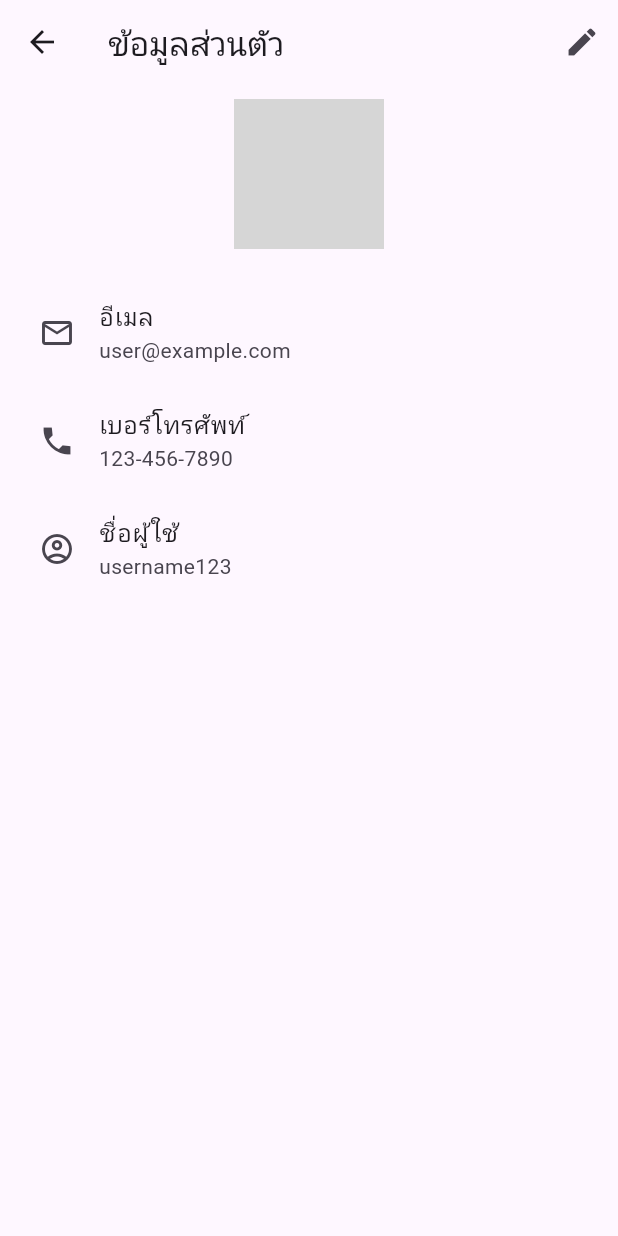
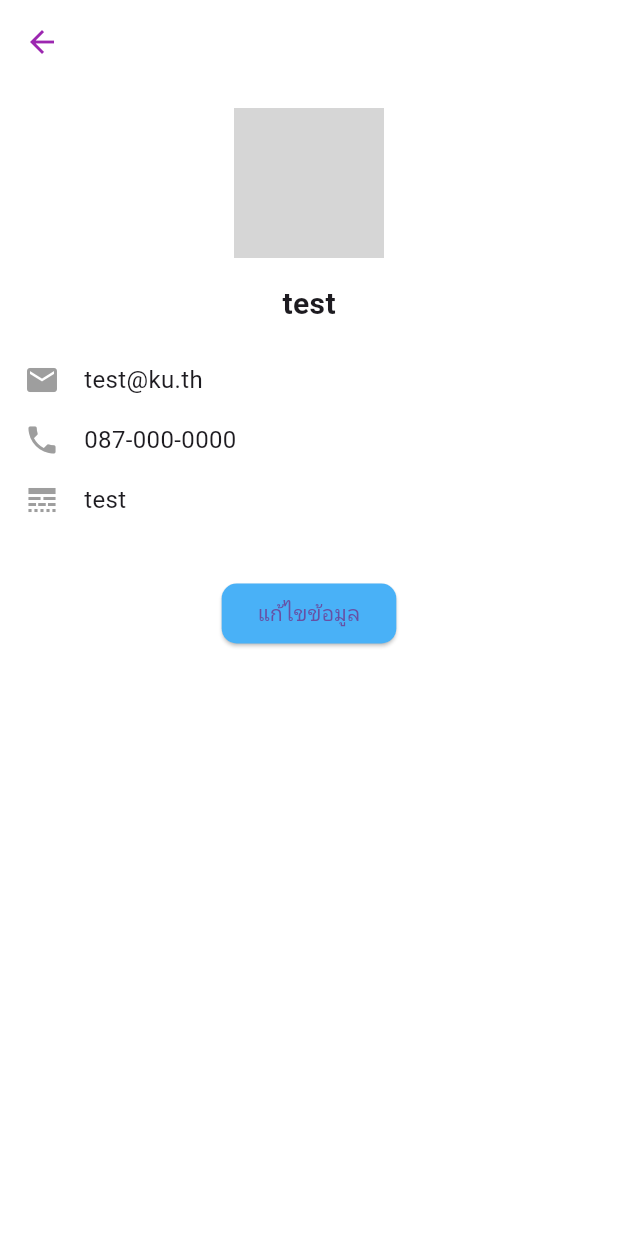
Before and after one commit to caster25/Dormitory-Booking-Application-Affiliated-with-University, a Flutter app: the Homepage screen opened directly, in the side drawer, after a tap on "ข้อมูลส่วนตัว", on a phone screen of 412 x 824 dp. Run offline on Flutter 3.47's test engine with Material 3 defaults, Android fonts, the phone set to English and light mode, and no system bars; our stand-ins replace curved_navigation_bar, ionicons; network calls fail; grey boxes are pictures that could not be loaded.

Commit message:
edit ui,add (review, dorm, edit profile)screen ,edit bug

```diff
--- a/lib/main.dart
+++ b/lib/main.dart
@@ -1,4 +1,4 @@
-import 'package:dorm_app/screen/home.dart';
+import 'package:dorm_app/screen/index.dart';
 import 'package:flutter/material.dart';
 
 
@@ -29,7 +29,7 @@ class _MyHomePageState extends State<MyHomePage> {
   Widget build(BuildContext context) {
     return Scaffold(
       appBar: AppBar(),
-      body: HomeScreen(),
+      body: IndexScreen(),
     );
   }
 }
--- a/lib/screen/dorm.dart
+++ b/lib/screen/dorm.dart
@@ -19,7 +19,7 @@ class DormScreen extends StatelessWidget {
   @override
   Widget build(BuildContext context) {
     return Scaffold(
-      backgroundColor: const Color.fromARGB(255, 186, 176, 248),
+      backgroundColor: Color.fromARGB(255, 255, 255, 255),
       body: SingleChildScrollView(
         child: Padding(
           padding: const EdgeInsets.all(16.0),
@@ -27,7 +27,8 @@ class DormScreen extends StatelessWidget {
             crossAxisAlignment: CrossAxisAlignment.start,
             children: [
               Container(
-                padding: const EdgeInsets.symmetric(horizontal: 16, vertical: 8),
+                padding:
+                    const EdgeInsets.symmetric(horizontal: 16, vertical: 8),
                 decoration: BoxDecoration(
                   color: Colors.white,
                   borderRadius: BorderRadius.circular(10),
@@ -62,7 +63,7 @@ class DormScreen extends StatelessWidget {
                     padding: const EdgeInsets.symmetric(vertical: 8.0),
                     child: Container(
                       decoration: BoxDecoration(
-                        color: const Color.fromARGB(255, 255, 255, 255),
+                        color: Color.fromARGB(255, 241, 229, 255),
                         borderRadius: BorderRadius.circular(10),
                       ),
                       child: Column(
@@ -71,9 +72,11 @@ class DormScreen extends StatelessWidget {
                           Container(
                             height: 180,
                             decoration: BoxDecoration(
-                              borderRadius: const BorderRadius.vertical(top: Radius.circular(10)),
+                              borderRadius: const BorderRadius.vertical(
+                                  top: Radius.circular(10)),
                               image: DecorationImage(
-                                image: NetworkImage('https://images.pexels.com/photos/1402787/pexels-photo-1402787.jpeg?auto=compress&cs=tinysrgb&w=1260&h=750&dpr=2'),
+                                image: NetworkImage(
+                                    'https://encrypted-tbn0.gstatic.com/images?q=tbn:ANd9GcTzmmPFs5rDiVo_R3ivU_J_-CaQGyvJj-ADNQ&s'),
                                 fit: BoxFit.cover,
                               ),
                             ),
@@ -95,7 +98,7 @@ class DormScreen extends StatelessWidget {
                                 const SizedBox(height: 4),
                                 Text(
                                   'คะแนน 2.5/5',
-                                  style: TextStyle(color: Colors.white),
+                                  style: TextStyle(color: Colors.red),
                                 ),
                               ],
                             ),
@@ -114,18 +117,27 @@ class DormScreen extends StatelessWidget {
   }
 }
 
-
 class FilterButton extends StatelessWidget {
   final String text;
-  const FilterButton({required this.text});
+  final Color backgroundColor;
+  final Color textColor;
+  final Color borderColor;
+
+  const FilterButton({
+    required this.text,
+    this.backgroundColor = Colors.white,
+    this.textColor = Colors.purple,
+    this.borderColor = Colors.pink,
+  });
 
   @override
-  Widget build(BuildContext context) {
+Widget build(BuildContext context) {
     return ElevatedButton(
       onPressed: () {},
       style: ElevatedButton.styleFrom(
-        backgroundColor: Colors.amber,
+        foregroundColor: textColor, backgroundColor: backgroundColor,
         shape: RoundedRectangleBorder(borderRadius: BorderRadius.circular(10)),
+        side: BorderSide(color: borderColor),
       ),
       child: Text(text),
     );
--- a/lib/screen/favorites.dart
+++ /dev/null
@@ -1,12 +0,0 @@
-import 'package:flutter/material.dart';
-
-class FavoritesScreen extends StatelessWidget {
-  const FavoritesScreen({super.key});
-
-  @override
-  Widget build(BuildContext context) {
-    return Scaffold(
-
-    );
-  }
-}
--- a/lib/screen/feeds.dart
+++ b/lib/screen/feeds.dart
@@ -17,7 +17,7 @@ class FeedsScreen extends StatelessWidget {
   @override
   Widget build(BuildContext context) {
     return Scaffold(
-      backgroundColor: Color.fromARGB(255, 186, 176, 248),
+      backgroundColor: Color.fromARGB(255, 255, 255, 255),
       body: SingleChildScrollView(
         child: Padding(
           padding: const EdgeInsets.all(0),
@@ -27,7 +27,7 @@ class FeedsScreen extends StatelessWidget {
               Stack(
                 children: [
                   Container(
-                    margin: const EdgeInsets.only(top:0),
+                    margin: const EdgeInsets.only(top: 0),
                     width: double.infinity,
                     height: 300,
                     decoration: BoxDecoration(
@@ -109,7 +109,7 @@ class FeedsScreen extends StatelessWidget {
                         margin: const EdgeInsets.only(right: 16),
                         width: 200,
                         decoration: BoxDecoration(
-                          color: Colors.white,
+                          color: const Color.fromARGB(255, 241, 229, 255),
                           borderRadius: BorderRadius.circular(20),
                         ),
                         child: Column(
--- a/lib/screen/homepage.dart
+++ b/lib/screen/homepage.dart
@@ -1,10 +1,10 @@
+import 'package:dorm_app/screen/review.dart';
 import 'package:dorm_app/screen/user.dart';
 import 'package:flutter/material.dart';
 import 'package:curved_navigation_bar/curved_navigation_bar.dart';
 import 'package:dorm_app/screen/dorm.dart';
-import 'package:dorm_app/screen/favorites.dart';
 import 'package:dorm_app/screen/feeds.dart';
-import 'package:dorm_app/screen/home.dart';
+import 'package:dorm_app/screen/index.dart';
 import 'package:dorm_app/screen/notification.dart';
 import 'package:dorm_app/screen/profile.dart';
 
@@ -46,7 +46,7 @@ class NavigationDrawer extends StatelessWidget {
             CircleAvatar(
               radius: 52,
               backgroundImage: NetworkImage(
-                  'https://images.pexels.com/photos/1402787/pexels-photo-1402787.jpeg?auto=compress&cs=tinysrgb&w=1260&h=750&dpr=2'), // Update with actual URL
+                  'https://encrypted-tbn0.gstatic.com/images?q=tbn:ANd9GcTzmmPFs5rDiVo_R3ivU_J_-CaQGyvJj-ADNQ&s'), // Update with actual URL
             ),
             SizedBox(height: 12),
             Text(
@@ -63,7 +63,7 @@ class NavigationDrawer extends StatelessWidget {
 
   Widget buildMenuItems(BuildContext context) => Container(
         padding: const EdgeInsets.all(24),
-        color: const Color.fromARGB(255, 241, 229, 255),
+        color: Color.fromARGB(255, 252, 252, 252),
         child: Wrap(
           runSpacing: 16,
           children: [
@@ -72,7 +72,7 @@ class NavigationDrawer extends StatelessWidget {
               icon: Icons.person,
               text: 'ข้อมูลส่วนตัว',
               onTap: () => Navigator.of(context).pushReplacement(
-                MaterialPageRoute(builder: (context) => const User()),
+                MaterialPageRoute(builder: (context) => UserScreen()),
               ),
             ),
             buildMenuItem(
@@ -99,8 +99,9 @@ class NavigationDrawer extends StatelessWidget {
                         child: const Text('ยกเลิก'),
                       ),
                       TextButton(
-                        onPressed: () => Navigator.of(context).pushReplacement(
-                          MaterialPageRoute(builder: (context) => const HomeScreen()),
+                        onPressed: () => Navigator.of(context).pushAndRemoveUntil(
+                          MaterialPageRoute(builder: (context) => const IndexScreen()),
+                          (Route<dynamic> route) => false,
                         ),
                         child: const Text('ยืนยัน'),
                       ),
@@ -129,59 +130,9 @@ class _HomepageState extends State<Homepage> {
   final List<Widget> _screens = [
     const FeedsScreen(), // หน้าแรก
     const DormScreen(), // หอพัก
-    const FavoritesScreen(), // รายการที่ชอบ
+    const ReviewScreen(), // รีวิวหอพัก
     const ProfileScreen(), // โปรไฟล์
   ];
-
-  AppBar? getAppBar(int index) {
-    switch (index) {
-      case 0:
-        return AppBar(
-          title: const Text('หน้าแรก'),
-          actions: [
-            IconButton(
-              onPressed: () => Navigator.push(context, MaterialPageRoute(builder: (context) {
-                return const NotificationScreen();
-              })),
-              icon: const Icon(Icons.notifications),
-            ),
-          ],
-          backgroundColor: const Color.fromARGB(255, 153, 85, 240),
-        );
-      case 1:
-        return AppBar(
-          title: const Text('รายการหอพัก'),
-          actions: [
-            IconButton(
-              onPressed: () => Navigator.push(context, MaterialPageRoute(builder: (context) {
-                return const NotificationScreen();
-              })),
-              icon: const Icon(Icons.notifications),
-            ),
-          ],
-          backgroundColor: const Color.fromARGB(255, 153, 85, 240),
-        );
-      case 2:
-        return AppBar(
-          title: const Text('รายการที่ชอบ'),
-          actions: [
-            IconButton(
-              onPressed: () => Navigator.push(context, MaterialPageRoute(builder: (context) {
-                return const NotificationScreen();
-              })),
-              icon: const Icon(Icons.notifications),
-            ),
-          ],
-          backgroundColor: const Color.fromARGB(255, 153, 85, 240),
-        );
-      case 3:
-        return null; // No AppBar for the Profile tab
-      default:
-        return AppBar(
-          title: const Text('หน้าแรก'),
-        );
-    }
-  }
 
   @override
   Widget build(BuildContext context) {
@@ -190,7 +141,7 @@ class _HomepageState extends State<Homepage> {
       onWillPop: () async => false,
       child: Scaffold(
         appBar: index != 3 ? getAppBar(index) : null, // Hide AppBar in Profile tab
-        backgroundColor: const Color.fromARGB(255, 186,176,248),
+        backgroundColor: Color.fromARGB(255, 255, 255, 255),
         drawer: index != 3 ? const NavigationDrawer() : null, // Hide NavigationDrawer in Profile tab
         body: IndexedStack(
           index: index,
@@ -225,4 +176,34 @@ class _HomepageState extends State<Homepage> {
       ),
     );
   }
+
+  AppBar getAppBar(int index) {
+    switch (index) {
+      case 0:
+        return AppBar(
+          title: const Text('หน้าแรก'),
+        );
+      case 1:
+        return AppBar(
+          title: const Text('หอพัก'),
+        );
+      case 2:
+        return AppBar(
+          title: const Text('รีวิวหอพัก'),
+        );
+      default:
+        return AppBar(
+          title: const Text('ข้อมูลส่วนตัว'),
+        );
+    }
+  }
 }
+
+void main() {
+  runApp(MaterialApp(
+    home: const Homepage(),
+    theme: ThemeData(
+      primaryColor: const Color.fromARGB(255, 241, 229, 255),
+    ),
+  ));
+}
--- a/lib/screen/home.dart
+++ b/lib/screen/index.dart
@@ -3,8 +3,8 @@ import 'package:dorm_app/screen/register.dart';
 import 'package:dorm_app/screen/role.dart';
 import 'package:flutter/material.dart';
 
-class HomeScreen extends StatelessWidget {
-  const HomeScreen({super.key});
+class IndexScreen extends StatelessWidget {
+  const IndexScreen({super.key});
 
   @override
   Widget build(BuildContext context) {
--- a/lib/screen/login.dart
+++ b/lib/screen/login.dart
@@ -2,6 +2,7 @@ import 'package:dorm_app/screen/homepage.dart';
 import 'package:flutter/material.dart';
 
 class LoginScreen extends StatefulWidget {
+  const LoginScreen({Key? Key});
   @override
   _LoginScreenState createState() => _LoginScreenState();
 }
--- a/lib/screen/profile.dart
+++ b/lib/screen/profile.dart
@@ -2,7 +2,16 @@ import 'package:dorm_app/screen/user.dart';
 import 'package:dorm_app/screen/homepage.dart';
 import 'package:flutter/material.dart';
 import 'package:ionicons/ionicons.dart';
+class MyApp extends StatelessWidget {
+  const MyApp({super.key});
 
+  @override
+  Widget build(BuildContext context) {
+    return MaterialApp(
+      home: ProfileScreen(),
+    );
+  }
+}
 
 class ProfileScreen extends StatelessWidget {
   const ProfileScreen({super.key});
@@ -10,54 +19,97 @@ class ProfileScreen extends StatelessWidget {
   @override
   Widget build(BuildContext context) {
     return Scaffold(
+      backgroundColor: Color.fromARGB(255, 250, 250, 250),
       appBar: AppBar(
-        title: const Text('หอพัก'), // "Dormitory" in Thai
-        backgroundColor: const Color.fromARGB(255, 153, 85, 240),
+        backgroundColor: Colors.transparent,
+        elevation: 0,
+        iconTheme: IconThemeData(color: Colors.purple),
       ),
-      body: SingleChildScrollView(
-        child: Padding(
-          padding: const EdgeInsets.all(24),
+      body: Padding(
+        padding: const EdgeInsets.all(16.0),
         child: Column(
-            crossAxisAlignment: CrossAxisAlignment.stretch,
+          crossAxisAlignment: CrossAxisAlignment.start,
           children: [
-              Wrap(
-                runSpacing: 16,
+            Row(
               children: [
-                  ListTile(
-                    leading: const Icon(Icons.person),
-                    title: const Text('ข้อมูลส่วนตัว'), // "Personal Information" in Thai
-                    onTap: () {
-                      Navigator.of(context).pushReplacement(MaterialPageRoute(
-                        builder: (context) => const User(),
-                      ));
-                    },
+                CircleAvatar(
+
+                  backgroundImage: NetworkImage('https://encrypted-tbn0.gstatic.com/images?q=tbn:ANd9GcTzmmPFs5rDiVo_R3ivU_J_-CaQGyvJj-ADNQ&s'),
                 ),
-                  ListTile(
-                    leading: const Icon(Ionicons.heart_circle_outline),
-                    title: const Text('หอพักที่ถูกใจ'), // "Favorite Dormitories" in Thai
-                    onTap: () {
-                      // Add your onTap logic here
-                    },
+                SizedBox(width: 16),
+                Column(
+                  crossAxisAlignment: CrossAxisAlignment.start,
+                  children: [
+                    Text('สวัสดีค่ะ คุณ ....',
+                      style: TextStyle(
+                        fontSize: 16,
+                        fontWeight: FontWeight.bold,
                       ),
-                  ListTile(
-                    leading: const Icon(Icons.settings),
-                    title: const Text('การตั้งค่า'), // "Settings" in Thai
-                    onTap: () {
-                      // Add your onTap logic here
-                    },
                     ),
-                  ListTile(
-                    leading: const Icon(Icons.notifications),
-                    title: const Text('การแจ้งเตือน'), // "Notifications" in Thai
-                    onTap: () {
-                      // Add your onTap logic here
-                    },
+                    Text('หอพักบ้านแสนสุข'),
+                  ],
+                ),
+              ],
+            ),
+            SizedBox(height: 16),
+            Container(
+              height: 180,
+              decoration: BoxDecoration(
+                borderRadius: BorderRadius.circular(10),
+                image: DecorationImage(
+                  image: NetworkImage('https://encrypted-tbn0.gstatic.com/images?q=tbn:ANd9GcTzmmPFs5rDiVo_R3ivU_J_-CaQGyvJj-ADNQ&s'),
+                  fit: BoxFit.cover,
+                ),
+              ),
+            ),
+            SizedBox(height: 16),
+            Column(
+              children: [
+                MenuItem(
+                  icon: Icons.info_outline,
+                  text: 'รายละเอียดหอพักของคุณ',
+                ),
+                MenuItem(
+                  icon: Icons.favorite_border,
+                  text: 'หอพักที่ถูกใจ',
+                ),
+                MenuItem(
+                  icon: Icons.settings,
+                  text: 'การตั้งค่า',
+                ),
+                MenuItem(
+                  icon: Icons.notifications_none,
+                  text: 'แจ้งเตือน',
                 ),
               ],
             ),
           ],
         ),
       ),
+
+    );
+  }
+}
+
+class MenuItem extends StatelessWidget {
+  final IconData icon;
+  final String text;
+
+  const MenuItem({required this.icon, required this.text});
+
+  @override
+  Widget build(BuildContext context) {
+    return Padding(
+      padding: const EdgeInsets.symmetric(vertical: 8.0),
+      child: Row(
+        children: [
+          Icon(icon, color: Colors.grey),
+          SizedBox(width: 16),
+          Text(
+            text,
+            style: TextStyle(fontSize: 16),
+          ),
+        ],
       ),
     );
   }
--- /dev/null
+++ b/lib/screen/review.dart
@@ -0,0 +1,105 @@
+import 'package:flutter/material.dart';
+
+class ReviewScreen extends StatelessWidget {
+  const ReviewScreen({super.key});
+
+  @override
+  Widget build(BuildContext context) {
+    return DefaultTabController(
+      length: 2,
+      child: Scaffold(
+        backgroundColor: Color.fromARGB(255, 255, 255, 255),
+        body: Column(
+          children: [
+            Container(
+              color: Color.fromARGB(255, 241, 229, 255),
+              child: const TabBar(
+                indicatorColor: Colors.purple,
+                labelColor: Colors.purple,
+                unselectedLabelColor: Colors.grey,
+                tabs: [
+                  Tab(text: 'อ่านรีวิว'),
+                  Tab(text: 'รีวิวหอพัก'),
+                ],
+              ),
+            ),
+            Expanded(
+              child: TabBarView(
+                children: [
+                  ListView.builder(
+                    padding: const EdgeInsets.all(16),
+                    itemCount: 3, // Update with actual item count
+                    itemBuilder: (context, index) {
+                      return Padding(
+                        padding: const EdgeInsets.symmetric(vertical: 8.0),
+                        child: Container(
+                          decoration: BoxDecoration(
+                            color: const Color.fromARGB(255, 241, 229, 255),
+                            borderRadius: BorderRadius.circular(10),
+                          ),
+                          child: Padding(
+                            padding: const EdgeInsets.all(16.0),
+                            child: Column(
+                              crossAxisAlignment: CrossAxisAlignment.start,
+                              children: [
+                                Row(
+                                  children: [
+                                    CircleAvatar(
+                                      backgroundImage: NetworkImage(
+                                        'https://encrypted-tbn0.gstatic.com/images?q=tbn:ANd9GcTzmmPFs5rDiVo_R3ivU_J_-CaQGyvJj-ADNQ&s'
+                                        ),
+                                    ),
+                                    const SizedBox(width: 8),
+                                    Column(
+                                      crossAxisAlignment: CrossAxisAlignment.start,
+                                      children: const [
+                                        Text(
+                                          'User Name',
+                                          style: TextStyle(fontWeight: FontWeight.bold),
+                                        ),
+                                        Text('14 ม.ค. 2567'),
+                                      ],
+                                    ),
+                                  ],
+                                ),
+                                const SizedBox(height: 8),
+                                Text('หอพักดี ประเมินมากกก...'),
+                                const SizedBox(height: 8),
+                                Row(
+                                  mainAxisAlignment: MainAxisAlignment.spaceBetween,
+                                  children: [
+                                    Row(
+                                      children: const [
+                                        Icon(Icons.thumb_up, color: Colors.blue),
+                                        SizedBox(width: 4),
+                                        Text('30 คน'),
+                                      ],
+                                    ),
+                                    Row(
+                                      children: const [
+                                        Icon(Icons.comment, color: Colors.grey),
+                                        SizedBox(width: 4),
+                                        Text('ตอบกลับ (15)'),
+                                      ],
+                                    ),
+                                  ],
+                                ),
+                              ],
+                            ),
+                          ),
+                        ),
+                      );
+                    },
+                  ),
+                  Center(
+                    child: Text('รีวิวหอพัก'),
+                  ),
+                ],
+              ),
+            ),
+          ],
+        ),
+      ),
+    );
+  }
+}
--- a/lib/screen/user.dart
+++ b/lib/screen/user.dart
@@ -1,55 +1,97 @@
 import 'package:dorm_app/screen/edituser.dart';
+import 'package:dorm_app/screen/homepage.dart';
 import 'package:flutter/material.dart';
 
-class User extends StatelessWidget {
-  const User({super.key});
-
+class UserScreen extends StatelessWidget {
   @override
   Widget build(BuildContext context) {
     return Scaffold(
+      backgroundColor: Color.fromARGB(255, 255, 255, 255),
       appBar: AppBar(
-        title: const Text('ข้อมูลส่วนตัว'),
-        actions: [
-          IconButton(
-            icon: const Icon(Icons.edit),
-            onPressed: () {
-              Navigator.push(context, MaterialPageRoute(builder: (context) => const EditUser()));
-            },
+        backgroundColor: Colors.transparent,
+        elevation: 0,
+        iconTheme: IconThemeData(color: Colors.purple),
+        leading: IconButton(
+          icon: Icon(Icons.arrow_back),
+          onPressed: () => Navigator.of(context).pushAndRemoveUntil(
+            MaterialPageRoute(builder: (context) => const Homepage()),
+            (route) => false,
           ),
-        ],
+        ),
       ),
       body: Padding(
-        padding: const EdgeInsets.all(10.0),
-        child: Center(
-          child: Column(
-            children: [
-              const CircleAvatar(
-                radius: 50,
-                backgroundImage: NetworkImage(
-                  'https://images.pexels.com/photos/1402787/pexels-photo-1402787.jpeg?auto=compress&cs=tinysrgb&w=1260&h=750&dpr=2', // URL ของรูปโปรไฟล์
+        padding: const EdgeInsets.all(16.0),
+        child: Column(
+          children: [
+            CircleAvatar(
+              radius: 50,
+              backgroundImage: NetworkImage(
+                  'https://encrypted-tbn0.gstatic.com/images?q=tbn:ANd9GcTzmmPFs5rDiVo_R3ivU_J_-CaQGyvJj-ADNQ&s'),
+            ),
+            SizedBox(height: 16),
+            Text(
+              'test',
+              style: TextStyle(
+                fontSize: 20,
+                fontWeight: FontWeight.bold,
+              ),
+            ),
+            SizedBox(height: 16),
+            ProfileInfoRow(
+              icon: Icons.email,
+              text: 'test@ku.th',
+            ),
+            ProfileInfoRow(
+              icon: Icons.phone,
+              text: '087-000-0000',
+            ),
+            ProfileInfoRow(
+              icon: Icons.line_style,
+              text: 'test',
+            ),
+            SizedBox(height: 32),
+            ElevatedButton(
+              onPressed: () {
+                Navigator.push(
+                  context,
+                  MaterialPageRoute(builder: (context) => EditUser()),
+                );
+              },
+              style: ElevatedButton.styleFrom(
+                backgroundColor: Color.fromARGB(255, 73, 177, 247),
+                shape: RoundedRectangleBorder(
+                  borderRadius: BorderRadius.circular(10),
                 ),
               ),
-              const SizedBox(height: 20),
-              ListTile(
-                leading: const Icon(Icons.mail_outline),
-                title: const Text('อีเมล'),
-                subtitle: const Text('user@example.com'), // แสดงอีเมลของผู้ใช้
-              ),
-              ListTile(
-                leading: const Icon(Icons.local_phone_sharp),
-                title: const Text('เบอร์โทรศัพท์'),
-                subtitle: const Text('123-456-7890'), // แสดงเบอร์โทรศัพท์ของผู้ใช้
-              ),
-              ListTile(
-                leading: const Icon(Icons.account_circle_outlined),
-                title: const Text('ชื่อผู้ใช้'),
-                subtitle: const Text('username123'), // แสดงชื่อผู้ใช้
-              ),
-              const SizedBox(height: 30),
-            ],
-          ),
+              child: Text('แก้ไขข้อมูล'),
+            ),
+          ],
         ),
       ),
     );
   }
 }
+
+class ProfileInfoRow extends StatelessWidget {
+  final IconData icon;
+  final String text;
+
+  const ProfileInfoRow({required this.icon, required this.text});
+
+  @override
+  Widget build(BuildContext context) {
+    return Padding(
+      padding: const EdgeInsets.symmetric(vertical: 8.0),
+      child: Row(
+        children: [
+          Icon(icon, color: Colors.grey),
+          SizedBox(width: 16),
+          Text(
+            text,
+            style: TextStyle(fontSize: 16),
+          ),
+        ],
+      ),
+    );
+  }
+}
```
Also changed, not shown: lib/screen/test.dart (deleted). Lines whose indentation alone changed are shown as unchanged.
